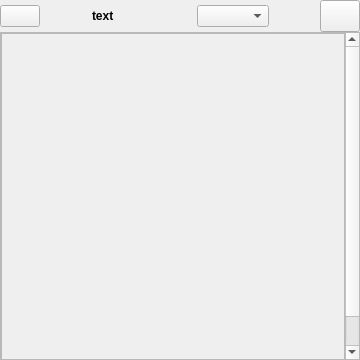
Old version of the form physiolabxr/_ui/ParamWidget.ui in the repository PhysioLabXR/PhysioLabXR-Community.
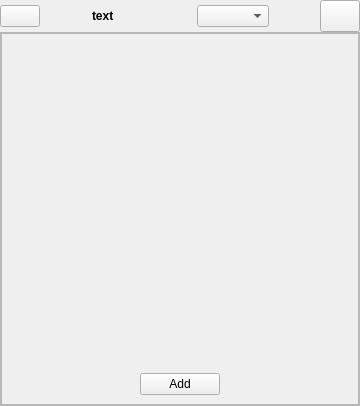
New version of the form.

Commit message: create rpc output widget

The edit to the form file:
```diff
--- a/physiolabxr/_ui/ParamWidget.ui
+++ b/physiolabxr/_ui/ParamWidget.ui
@@ -10,7 +10,7 @@
     <x>0</x>
     <y>0</y>
     <width>360</width>
-    <height>360</height>
+    <height>406</height>
    </rect>
   </property>
   <property name="sizePolicy">
@@ -198,7 +198,7 @@
           <rect>
            <x>0</x>
            <y>0</y>
-           <width>344</width>
+           <width>358</width>
            <height>360</height>
           </rect>
          </property>
```
The commit also changes 7 other files.
